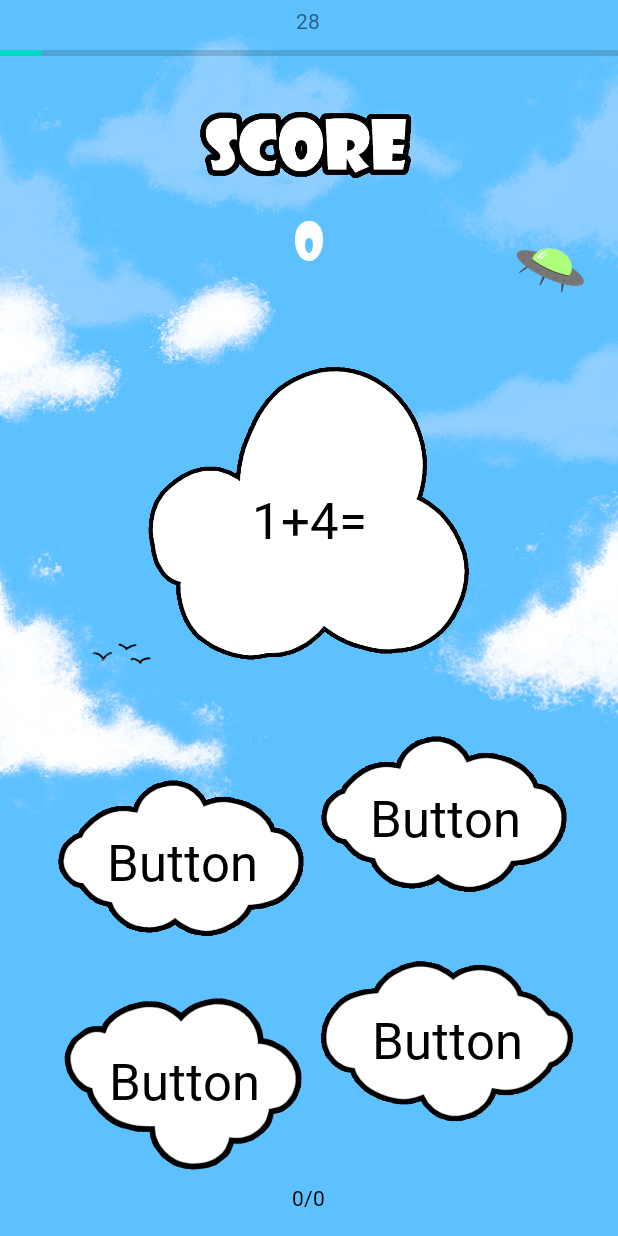
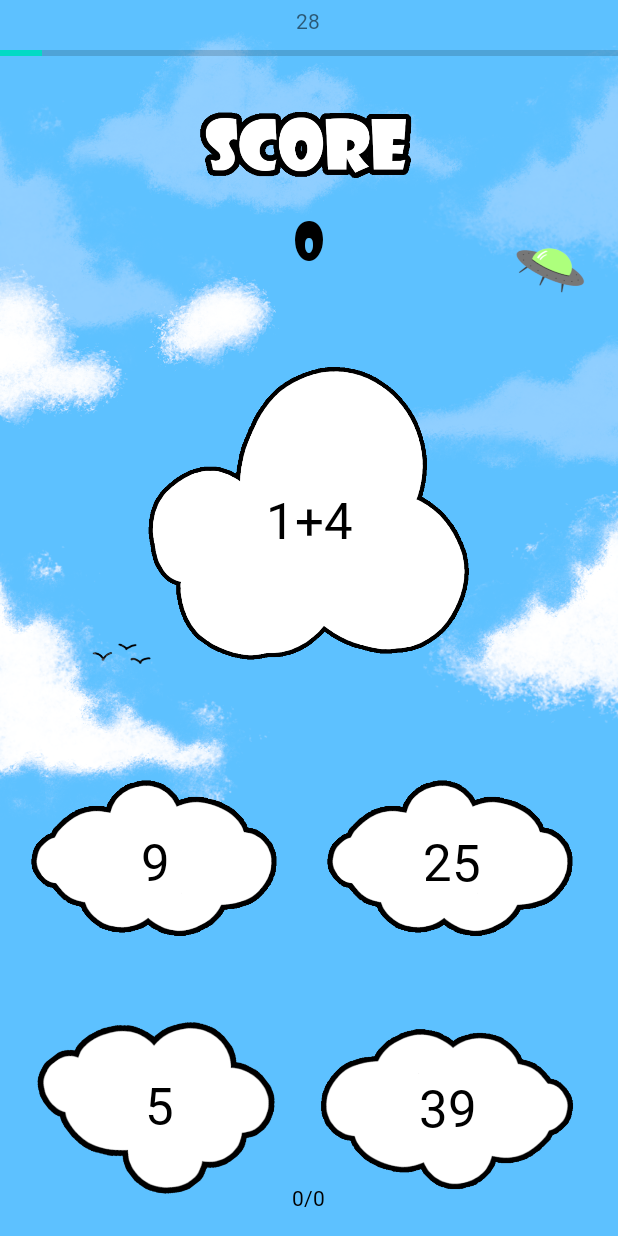
Before and after one commit to jeremyds68440/zinzins_des_math, an Android app: the SecondGameActivity screen opened directly, with no data from a screen before it, on a phone screen of 412 x 824 dp. Run offline under Robolectric (Android 15) with nearby library versions, the phone set to English and light mode, and no system bars; 1 statement that could not run was skipped.

Commit message:
design second jeu

```diff
--- a/app/src/main/java/com/example/zinzins_des_math/Equation.java
+++ b/app/src/main/java/com/example/zinzins_des_math/Equation.java
@@ -18,15 +18,15 @@ public class Equation {
         this.firstNbr = randomNbr.nextInt(maxNbr);
         this.secondNbr = randomNbr.nextInt(maxNbr);
         this.answer = this.firstNbr + this.secondNbr;
-        this.equationPhrase = firstNbr + "+" + secondNbr + "=";
+        this.equationPhrase = firstNbr + "+" + secondNbr;
 
         this.answerSol = randomNbr.nextInt(4);
         this.answerArray = new int[] {0,1,2,3};
 
-        this.answerArray[0] = answer + 1;
-        this.answerArray[1] = answer + 10;
-        this.answerArray[2] = answer - 5;
-        this.answerArray[3] = answer - 2;
+        this.answerArray[0] = answer + randomNbr.nextInt(20);
+        this.answerArray[1] = answer + randomNbr.nextInt(40);
+        this.answerArray[2] = answer + randomNbr.nextInt(60);
+        this.answerArray[3] = answer + randomNbr.nextInt(80);
 
         this.answerArray = shuffleArray(this.answerArray);
 
--- a/app/src/main/java/com/example/zinzins_des_math/Game.java
+++ b/app/src/main/java/com/example/zinzins_des_math/Game.java
@@ -82,7 +82,7 @@ public class Game {
             numberIncorrect++;
             isCorrect=false;
         }
-        score = numberCorrect *10 - numberIncorrect * 30;
+        score = numberCorrect *10 - numberIncorrect * 5;
         return isCorrect;
     }
 }
--- a/app/src/main/java/com/example/zinzins_des_math/SecondGameActivity.java
+++ b/app/src/main/java/com/example/zinzins_des_math/SecondGameActivity.java
@@ -2,23 +2,31 @@ package com.example.zinzins_des_math;
 
 import androidx.appcompat.app.AppCompatActivity;
 
+import android.annotation.SuppressLint;
+import android.app.AlertDialog;
+import android.content.DialogInterface;
+import android.content.Intent;
 import android.os.Bundle;
 import android.os.CountDownTimer;
 import android.view.View;
 import android.widget.Button;
+import android.widget.ImageView;
 import android.widget.ProgressBar;
 import android.widget.TextView;
 import android.widget.Toast;
 
 public class SecondGameActivity extends AppCompatActivity {
 
-    Button btn_ans0,btn_ans1,btn_ans2,btn_ans3;
-    TextView equation,timer,score,soluaff;
+    ImageView btn_ans0,btn_ans1,btn_ans2,btn_ans3;
+
+    TextView equation,timer,score,soluaff,btn_ans0_txtv,btn_ans1_txtv,btn_ans2_txtv,btn_ans3_txtv;
     ProgressBar progresstimer;
+    private SecondGameActivity secondGameActivity;
 
     Game g = new Game();
     int secondsRemaining = 30;
     CountDownTimer temps = new CountDownTimer(30000,1000) {
+        @SuppressLint("SetTextI18n")
         @Override
         public void onTick(long millisUntilFinished) {
             secondsRemaining--;
@@ -28,8 +36,33 @@ public class SecondGameActivity extends AppCompatActivity {
 
         @Override
         public void onFinish() {
+            g.setScore(0);
+            score.setText(Integer.toString(g.getScore()));
+            AlertDialog.Builder fini = new AlertDialog.Builder(secondGameActivity);
+            fini.setTitle("Bien joué");
+            fini.setMessage("Vous avez fait : " + score.getText() + " pts" );
+            fini.setPositiveButton("Réssayer", new DialogInterface.OnClickListener() {
+                @Override
+                public void onClick(DialogInterface dialog, int which) {
+                    secondsRemaining =30;
+                    g = new Game();
+                    nextTurn();
+                    temps.start();
+                }
+            });
+            fini.setNegativeButton("Quitter", new DialogInterface.OnClickListener() {
+                @Override
+                public void onClick(DialogInterface dialog, int which) {
+                    Intent difficulte = new Intent(getApplicationContext(), DifficultyActivity.class);
+                    startActivity(difficulte);
+                    finish();
+                }
+            });
 
+            fini.setCancelable(false);
+            fini.show();
         }
+
     };
 
     @Override
@@ -37,10 +70,17 @@ public class SecondGameActivity extends AppCompatActivity {
         super.onCreate(savedInstanceState);
         setContentView(R.layout.activity_second_game);
         temps.start();
+
+        this.secondGameActivity = this;
         btn_ans0 = findViewById(R.id.btn_ans0);
         btn_ans1 = findViewById(R.id.btn_ans1);
         btn_ans2 = findViewById(R.id.btn_ans2);
         btn_ans3 = findViewById(R.id.btn_ans3);
+
+        btn_ans0_txtv = findViewById(R.id.btn_ans0_txtv);
+        btn_ans1_txtv = findViewById(R.id.btn_ans1_txtv);
+        btn_ans2_txtv = findViewById(R.id.btn_ans2_txtv);
+        btn_ans3_txtv = findViewById(R.id.btn_ans3_txtv);
 
         progresstimer = findViewById(R.id.progressBar);
         timer = findViewById(R.id.timer);
@@ -52,22 +92,85 @@ public class SecondGameActivity extends AppCompatActivity {
         equation.setText("");
         nextTurn();
 
-        View.OnClickListener answerButtonClickListener = new View.OnClickListener() {
+        btn_ans0.setOnClickListener(new View.OnClickListener() {
             @Override
             public void onClick(View v) {
-                Button buttonClicked = (Button) v;
-                int answerselec = Integer.parseInt(buttonClicked.getText().toString());
-
-                g.checkAnswer(answerselec);
+                g.checkAnswer(Integer.parseInt(btn_ans0_txtv.getText().toString()));
                 score.setText(Integer.toString(g.getScore()));
                 nextTurn();
             }
-        };
+        });
 
-        btn_ans0.setOnClickListener(answerButtonClickListener);
-        btn_ans1.setOnClickListener(answerButtonClickListener);
-        btn_ans2.setOnClickListener(answerButtonClickListener);
-        btn_ans3.setOnClickListener(answerButtonClickListener);
+        btn_ans1.setOnClickListener(new View.OnClickListener() {
+            @SuppressLint("SetTextI18n")
+            @Override
+            public void onClick(View v) {
+                g.checkAnswer(Integer.parseInt(btn_ans1_txtv.getText().toString()));
+                score.setText(Integer.toString(g.getScore()));
+                nextTurn();
+            }
+        });
+
+        btn_ans2.setOnClickListener(new View.OnClickListener() {
+            @SuppressLint("SetTextI18n")
+            @Override
+            public void onClick(View v) {
+                g.checkAnswer(Integer.parseInt(btn_ans2_txtv.getText().toString()));
+                score.setText(Integer.toString(g.getScore()));
+                nextTurn();
+            }
+        });
+
+        btn_ans3.setOnClickListener(new View.OnClickListener() {
+            @SuppressLint("SetTextI18n")
+            @Override
+            public void onClick(View v) {
+                g.checkAnswer(Integer.parseInt(btn_ans3_txtv.getText().toString()));
+                score.setText(Integer.toString(g.getScore()));
+                nextTurn();
+            }
+        });
+
+
+
+        btn_ans0_txtv.setOnClickListener(new View.OnClickListener() {
+            @SuppressLint("SetTextI18n")
+            @Override
+            public void onClick(View v) {
+                g.checkAnswer(Integer.parseInt(btn_ans0_txtv.getText().toString()));
+                score.setText(Integer.toString(g.getScore()));
+                nextTurn();
+            }
+        });
+
+        btn_ans1_txtv.setOnClickListener(new View.OnClickListener() {
+            @SuppressLint("SetTextI18n")
+            @Override
+            public void onClick(View v) {
+                g.checkAnswer(Integer.parseInt(btn_ans1_txtv.getText().toString()));
+                score.setText(Integer.toString(g.getScore()));
+                nextTurn();
+            }
+        });
+
+        btn_ans2_txtv.setOnClickListener(new View.OnClickListener() {
+            @SuppressLint("SetTextI18n")
+            @Override
+            public void onClick(View v) {
+                g.checkAnswer(Integer.parseInt(btn_ans2_txtv.getText().toString()));
+                score.setText(Integer.toString(g.getScore()));
+                nextTurn();
+            }
+        });
+
+        btn_ans3_txtv.setOnClickListener(new View.OnClickListener() {
+            @Override
+            public void onClick(View v) {
+                g.checkAnswer(Integer.parseInt(btn_ans3_txtv.getText().toString()));
+                score.setText(Integer.toString(g.getScore()));
+                nextTurn();
+            }
+        });
 
     }
 
@@ -75,18 +178,18 @@ public class SecondGameActivity extends AppCompatActivity {
 
         g.newEquation();
         int [] answer = g.getCurrentEquation().getAnswerArray();
-        btn_ans0.setText(Integer.toString(answer[0]));
-        btn_ans1.setText(Integer.toString(answer[1]));
-        btn_ans2.setText(Integer.toString(answer[2]));
-        btn_ans3.setText(Integer.toString(answer[3]));
+        btn_ans0_txtv.setText(Integer.toString(answer[0]));
+        btn_ans1_txtv.setText(Integer.toString(answer[1]));
+        btn_ans2_txtv.setText(Integer.toString(answer[2]));
+        btn_ans3_txtv.setText(Integer.toString(answer[3]));
 
-        btn_ans0.setEnabled(true);
-        btn_ans1.setEnabled(true);
-        btn_ans2.setEnabled(true);
-        btn_ans3.setEnabled(true);
 
         equation.setText(g.getCurrentEquation().getEquationPhrase());
         soluaff.setText(g.getNumberCorrect() + "/" + (g.getTotalEquations()-1));
+        if(g.getScore() < 0){
+            g.setScore(0);
+            score.setText(Integer.toString(g.getScore()));
+        }
+    }
 
-    }
 }
--- a/app/src/main/res/layout/activity_second_game.xml
+++ b/app/src/main/res/layout/activity_second_game.xml
@@ -79,7 +79,7 @@
         android:fontFamily="@string/font2"
         android:text="0"
         android:textAlignment="center"
-        android:textColor="@color/white"
+        android:textColor="@color/black"
         android:textSize="34sp"
         app:layout_constraintEnd_toEndOf="parent"
         app:layout_constraintStart_toStartOf="parent"
@@ -102,7 +102,7 @@
         android:layout_height="128dp"
         app:layout_constraintBottom_toBottomOf="parent"
         app:layout_constraintEnd_toEndOf="parent"
-        app:layout_constraintHorizontal_bias="0.144"
+        app:layout_constraintHorizontal_bias="0.067"
         app:layout_constraintStart_toStartOf="parent"
         app:layout_constraintTop_toTopOf="parent"
         app:layout_constraintVertical_bias="0.733"
@@ -129,10 +129,10 @@
         android:layout_height="128dp"
         app:layout_constraintBottom_toBottomOf="parent"
         app:layout_constraintEnd_toEndOf="parent"
-        app:layout_constraintHorizontal_bias="0.885"
+        app:layout_constraintHorizontal_bias="0.902"
         app:layout_constraintStart_toStartOf="parent"
         app:layout_constraintTop_toTopOf="@+id/timer"
-        app:layout_constraintVertical_bias="0.689"
+        app:layout_constraintVertical_bias="0.731"
         app:srcCompat="@drawable/nuage3" />
 
     <TextView
@@ -155,10 +155,10 @@
         android:layout_height="128dp"
         app:layout_constraintBottom_toBottomOf="@+id/answersolus"
         app:layout_constraintEnd_toEndOf="parent"
-        app:layout_constraintHorizontal_bias="0.144"
+        app:layout_constraintHorizontal_bias="0.067"
         app:layout_constraintStart_toStartOf="parent"
         app:layout_constraintTop_toTopOf="@+id/timer"
-        app:layout_constraintVertical_bias="0.951"
+        app:layout_constraintVertical_bias="0.974"
         app:srcCompat="@drawable/nuage2" />
 
     <TextView
@@ -186,7 +186,7 @@
         app:layout_constraintHorizontal_bias="0.889"
         app:layout_constraintStart_toStartOf="parent"
         app:layout_constraintTop_toTopOf="parent"
-        app:layout_constraintVertical_bias="0.903"
+        app:layout_constraintVertical_bias="0.968"
         app:srcCompat="@drawable/nuage4" />
 
     <TextView
```
